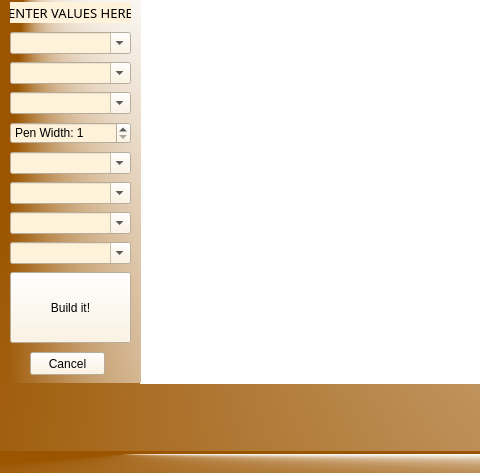
This is ProjectFeelTheChunder/mainwindow.ui in chundercatsllc/CS1C-Team-Chundercats as Qt 5 draws it before an edit; both pictures show x 0 to 480 and y 143 to 616 of the 1090 by 616 pixel window. The edited form follows.
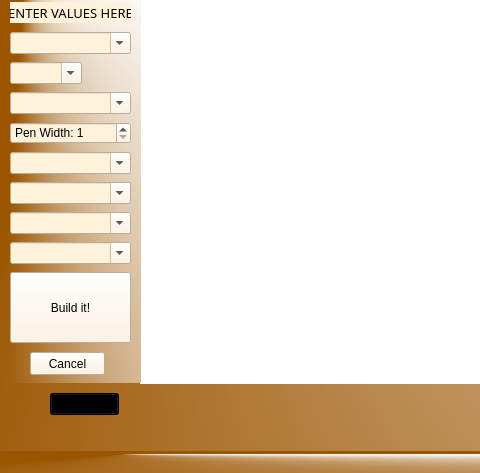
This is the edited form. The open tabs and pages were chosen to show the change. Icons and pictures are not drawn. Custom widgets are drawn as their Qt base class.

```diff
--- a/ProjectFeelTheChunder/mainwindow.ui
+++ b/ProjectFeelTheChunder/mainwindow.ui
@@ -296,7 +296,7 @@
         <x>0</x>
         <y>170</y>
         <width>121</width>
-        <height>22</height>
+        <height>20</height>
        </rect>
       </property>
       <property name="styleSheet">
@@ -306,11 +306,14 @@
        <bool>true</bool>
       </property>
       <property name="currentText">
-       <string>Pen Color</string>
+       <string/>
       </property>
       <property name="currentIndex">
        <number>-1</number>
       </property>
+      <property name="sizeAdjustPolicy">
+       <enum>QComboBox::AdjustToContents</enum>
+      </property>
       <property name="modelColumn">
        <number>-1</number>
       </property>
@@ -1968,6 +1971,16 @@
      <bool>true</bool>
     </property>
    </widget>
+   <widget class="QComboBox" name="comboBox">
+    <property name="geometry">
+     <rect>
+      <x>50</x>
+      <y>500</y>
+      <width>69</width>
+      <height>22</height>
+     </rect>
+    </property>
+   </widget>
   </widget>
   <widget class="QMenuBar" name="menuBar">
    <property name="geometry">
```
Left out of the diff: 15 changed lines with no effect on the pictures.
